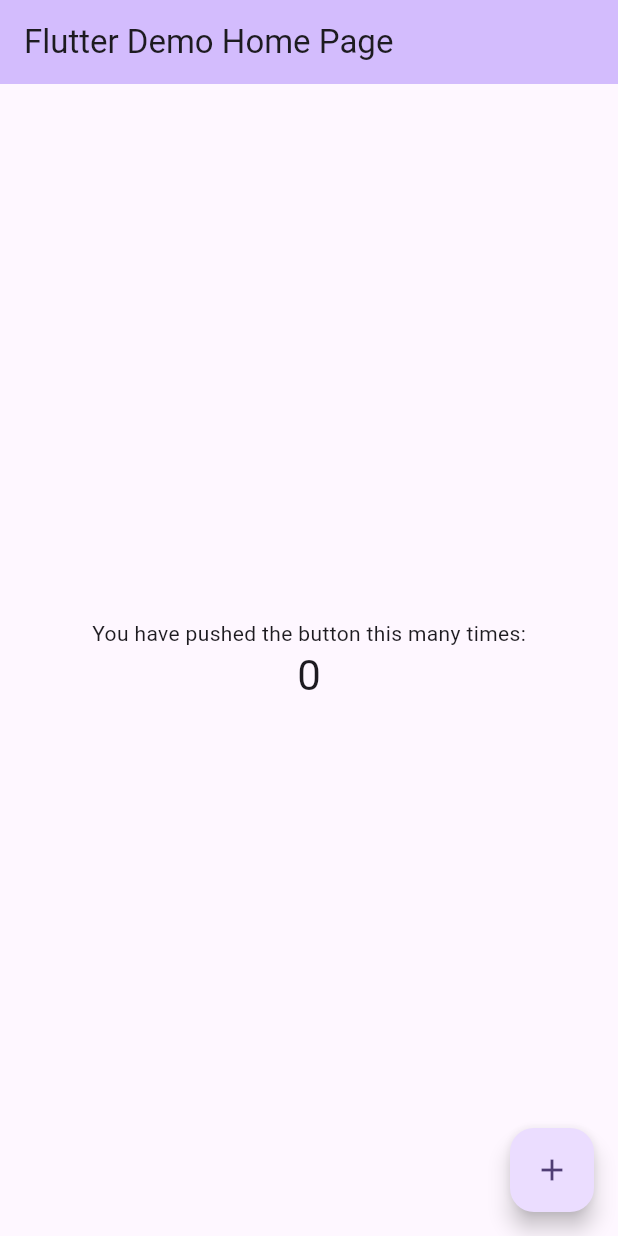
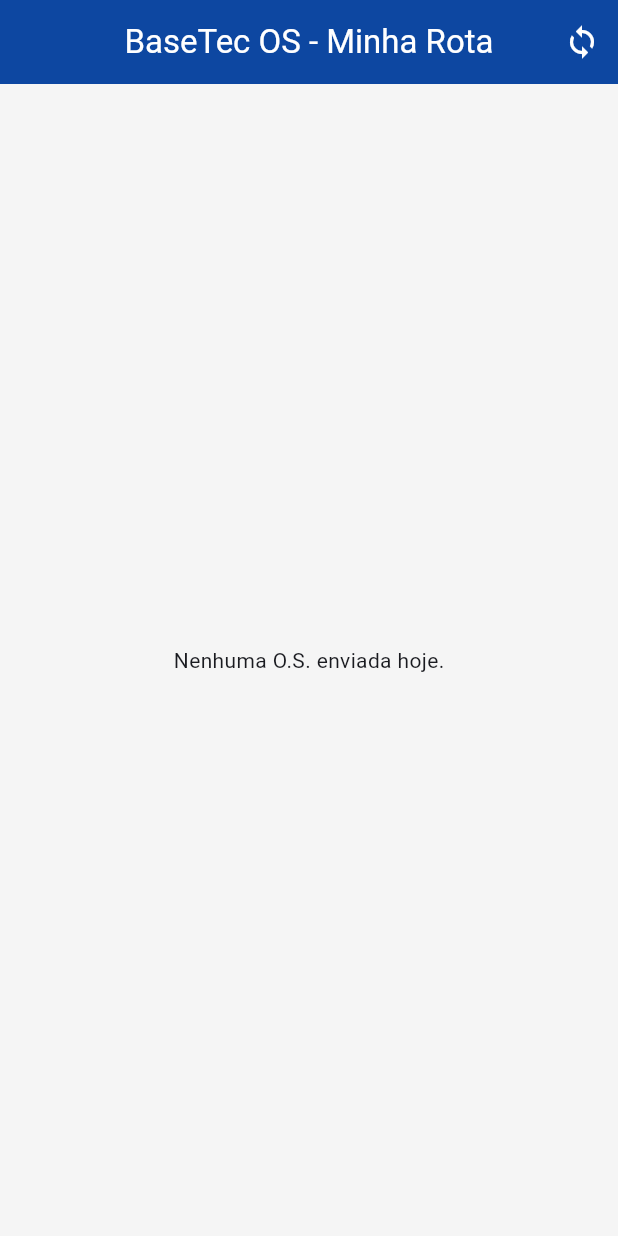
Before and after one commit to WelintonRicardo/BaseTec_Os, a Flutter app: the screen it shows after launch, on a phone screen of 412 x 824 dp. Run offline on Flutter 3.47's test engine with Material 3 defaults, Android fonts, the phone set to English and light mode, and no system bars; our stand-ins replace flutter_bloc, supabase_flutter; accounts and stored records are empty.

Commit message:
ui: implementacao visual do check-in e melhorias no card de OS

```diff
--- a/lib/compartilhado/tema_basetec.dart
+++ b/lib/compartilhado/tema_basetec.dart
@@ -0,0 +1,20 @@
+// lib/compartilhado/tema_basetec.dart
+import 'package:flutter/material.dart';
+
+class TemaBaseTec { // <-- Verifique se este nome está correto
+  static const Color azulPrincipal = Color(0xFF0D47A1);
+  static const Color fundoCinza = Color(0xFFF5F5F5);
+
+  static ThemeData get temaClaro {
+    return ThemeData(
+      useMaterial3: true,
+      colorSchemeSeed: azulPrincipal,
+      scaffoldBackgroundColor: fundoCinza,
+      appBarTheme: const AppBarTheme(
+        backgroundColor: azulPrincipal,
+        foregroundColor: Colors.white,
+        centerTitle: true,
+      ),
+    );
+  }
+}
--- a/lib/funcionalidades/ordens_servico/apresentacao/tela_lista_os.dart
+++ b/lib/funcionalidades/ordens_servico/apresentacao/tela_lista_os.dart
@@ -0,0 +1,91 @@
+import 'package:flutter/material.dart';
+import 'package:flutter_bloc/flutter_bloc.dart';
+import '../controle/controle_os_cubit.dart';
+import '../modelos/ordem_servico_modelo.dart';
+
+class TelaListaOS extends StatelessWidget {
+  const TelaListaOS({super.key});
+
+  @override
+  Widget build(BuildContext context) {
+    return Scaffold(
+      appBar: AppBar(
+        title: const Text('BaseTec OS - Minha Rota'),
+        actions: [
+          IconButton(
+            icon: const Icon(Icons.sync),
+            onPressed: () {
+              // No Real-time não precisa, mas deixamos para garantir
+            },
+          ),
+        ],
+      ),
+      body: BlocBuilder<ControleOSCubit, EstadoOS>(
+        builder: (context, estado) {
+          if (estado is EstadoOSCarregando) {
+            return const Center(child: CircularProgressIndicator());
+          }
+
+          if (estado is EstadoOSErro) {
+            return Center(child: Text(estado.mensagem));
+          }
+
+          if (estado is EstadoOSSucesso) {
+            final ordens = estado.listaOrdens;
+
+            if (ordens.isEmpty) {
+              return const Center(child: Text('Nenhuma O.S. enviada hoje.'));
+            }
+
+            return ListView.builder(
+              padding: const EdgeInsets.all(12),
+              itemCount: ordens.length,
+              itemBuilder: (context, index) {
+                final os = ordens[index];
+                return Card(
+                  elevation: 3,
+                  margin: const EdgeInsets.only(bottom: 12),
+                  child: ListTile(
+                    title: Text('O.S: ${os.numeroAssistencia}'),
+                    subtitle: Column(
+                      crossAxisAlignment: CrossAxisAlignment.start,
+                      children: [
+                        Text('Cliente: ${os.nomeSegurado}'),
+                        Text('Janela: ${os.janelaInicioAgendada.hour}:00 - ${os.janelaFimAgendada.hour}:00'),
+                      ],
+                    ),
+                    trailing: _buildBadgeStatus(os.status),
+                    onTap: () {
+                      // Próximo passo: Tela de detalhes (Check-in)
+                    },
+                  ),
+                );
+              },
+            );
+          }
+
+          return const SizedBox();
+        },
+      ),
+    );
+  }
+
+  // Widget para mostrar o status bonitinho
+  Widget _buildBadgeStatus(String status) {
+    Color cor = Colors.grey;
+    if (status == 'em_rota') cor = Colors.orange;
+    if (status == 'concluida') cor = Colors.green;
+
+    return Container(
+      padding: const EdgeInsets.symmetric(horizontal: 10, vertical: 4),
+      decoration: BoxDecoration(
+        color: cor,
+        borderRadius: BorderRadius.circular(20),
+      ),
+      child: Text(
+        status.toUpperCase(),
+        style: const TextStyle(color: Colors.white, fontSize: 10, fontWeight: FontWeight.bold),
+      ),
+    );
+  }
+}
--- a/lib/funcionalidades/ordens_servico/controle/controle_os_cubit.dart
+++ b/lib/funcionalidades/ordens_servico/controle/controle_os_cubit.dart
@@ -0,0 +1,45 @@
+import 'package:flutter_bloc/flutter_bloc.dart';
+import '../dados/repositorio_os.dart';
+import '../modelos/ordem_servico_modelo.dart';
+
+// Definição dos Estados
+abstract class EstadoOS {}
+class EstadoOSCarregando extends EstadoOS {}
+class EstadoOSSucesso extends EstadoOS {
+  final List<OrdemServicoModelo> listaOrdens;
+  EstadoOSSucesso(this.listaOrdens);
+}
+class EstadoOSErro extends EstadoOS {
+  final String mensagem;
+  EstadoOSErro(this.mensagem);
+}
+
+class ControleOSCubit extends Cubit<EstadoOS> {
+  final RepositorioOS _repositorio = RepositorioOS();
+
+  ControleOSCubit() : super(EstadoOSCarregando());
+
+  // Escuta as ordens em tempo real (Real-time)
+  void escutarOrdens(String tecnicoId, String empresaId) {
+    emit(EstadoOSCarregando());
+
+    // Aqui chamamos o 'streamOrdens' que definimos no RepositorioOS
+    _repositorio.streamOrdens(tecnicoId, empresaId).listen(
+      (novasOrdens) {
+        emit(EstadoOSSucesso(novasOrdens));
+      },
+      onError: (erro) {
+        emit(EstadoOSErro("Erro ao sincronizar dados: $erro"));
+      },
+    );
+  }
+
+  // Função para o técnico bater o ponto (Check-in/Out)
+  Future<void> mudarStatus(String osId, String novoStatus, Map<String, dynamic> dados) async {
+    try {
+      await _repositorio.atualizarStatusOS(osId, novoStatus, dados);
+    } catch (e) {
+      emit(EstadoOSErro("Não foi possível atualizar o status."));
+    }
+  }
+}
--- a/lib/funcionalidades/ordens_servico/modelos/ordem_servico_modelo.dart
+++ b/lib/funcionalidades/ordens_servico/modelos/ordem_servico_modelo.dart
@@ -0,0 +1,49 @@
+class OrdemServicoModelo {
+  final String id;
+  final String empresaId;
+  final String tecnicoId;
+  final String numeroAssistencia;
+  final String nomeSegurado;
+  final String status;
+  final DateTime janelaInicioAgendada;
+  final DateTime janelaFimAgendada;
+  final DateTime? horarioChegadaReal;
+  final DateTime? horarioSaidaReal;
+  final double? latitudeLocal;
+  final double? longitudeLocal;
+
+  OrdemServicoModelo({
+    required this.id,
+    required this.empresaId,
+    required this.tecnicoId,
+    required this.numeroAssistencia,
+    required this.nomeSegurado,
+    required this.status,
+    required this.janelaInicioAgendada,
+    required this.janelaFimAgendada,
+    this.horarioChegadaReal,
+    this.horarioSaidaReal,
+    this.latitudeLocal,
+    this.longitudeLocal,
+  });
+
+  // ESTA É A FUNÇÃO QUE ESTAVA FALTANDO
+  factory OrdemServicoModelo.fromMap(Map<String, dynamic> mapa) {
+    return OrdemServicoModelo(
+      id: mapa['id'].toString(),
+      empresaId: mapa['empresa_id'].toString(),
+      tecnicoId: mapa['tecnico_id'].toString(),
+      numeroAssistencia: mapa['numero_assistencia'] ?? '',
+      nomeSegurado: mapa['nome_segurado'] ?? '',
+      status: mapa['status'] ?? 'pendente',
+      janelaInicioAgendada: DateTime.parse(mapa['janela_inicio_agendada']),
+      janelaFimAgendada: DateTime.parse(mapa['janela_fim_agendada']),
+      horarioChegadaReal: mapa['horario_chegada_real'] != null
+          ? DateTime.parse(mapa['horario_chegada_real']) : null,
+      horarioSaidaReal: mapa['horario_saida_real'] != null
+          ? DateTime.parse(mapa['horario_saida_real']) : null,
+      latitudeLocal: mapa['latitude_local']?.toDouble(),
+      longitudeLocal: mapa['longitude_local']?.toDouble(),
+    );
+  }
+}
--- a/lib/main.dart
+++ b/lib/main.dart
@@ -1,121 +1,29 @@
 import 'package:flutter/material.dart';
+import 'package:flutter_bloc/flutter_bloc.dart';
+import 'funcionalidades/ordens_servico/controle/controle_os_cubit.dart';
+import 'funcionalidades/ordens_servico/apresentacao/tela_lista_os.dart';
+import 'compartilhado/tema_basetec.dart';
+
 
 void main() {
-  runApp(const MyApp());
+  runApp(const BaseTecApp());
 }
 
-class MyApp extends StatelessWidget {
-  const MyApp({super.key});
-
-  // This widget is the root of your application.
-  @override
-  Widget build(BuildContext context) {
-    return MaterialApp(
-      title: 'Flutter Demo',
-      theme: ThemeData(
-        // This is the theme of your application.
-        //
-        // TRY THIS: Try running your application with "flutter run". You'll see
-        // the application has a purple toolbar. Then, without quitting the app,
-        // try changing the seedColor in the colorScheme below to Colors.green
-        // and then invoke "hot reload" (save your changes or press the "hot
-        // reload" button in a Flutter-supported IDE, or press "r" if you used
-        // the command line to start the app).
-        //
-        // Notice that the counter didn't reset back to zero; the application
-        // state is not lost during the reload. To reset the state, use hot
-        // restart instead.
-        //
-        // This works for code too, not just values: Most code changes can be
-        // tested with just a hot reload.
-        colorScheme: .fromSeed(seedColor: Colors.deepPurple),
-      ),
-      home: const MyHomePage(title: 'Flutter Demo Home Page'),
-    );
-  }
-}
-
-class MyHomePage extends StatefulWidget {
-  const MyHomePage({super.key, required this.title});
-
-  // This widget is the home page of your application. It is stateful, meaning
-  // that it has a State object (defined below) that contains fields that affect
-  // how it looks.
-
-  // This class is the configuration for the state. It holds the values (in this
-  // case the title) provided by the parent (in this case the App widget) and
-  // used by the build method of the State. Fields in a Widget subclass are
-  // always marked "final".
-
-  final String title;
-
-  @override
-  State<MyHomePage> createState() => _MyHomePageState();
-}
-
-class _MyHomePageState extends State<MyHomePage> {
-  int _counter = 0;
-
-  void _incrementCounter() {
-    setState(() {
-      // This call to setState tells the Flutter framework that something has
-      // changed in this State, which causes it to rerun the build method below
-      // so that the display can reflect the updated values. If we changed
-      // _counter without calling setState(), then the build method would not be
-      // called again, and so nothing would appear to happen.
-      _counter++;
-    });
-  }
+class BaseTecApp extends StatelessWidget {
+  const BaseTecApp({super.key});
 
   @override
   Widget build(BuildContext context) {
-    // This method is rerun every time setState is called, for instance as done
-    // by the _incrementCounter method above.
-    //
-    // The Flutter framework has been optimized to make rerunning build methods
-    // fast, so that you can just rebuild anything that needs updating rather
-    // than having to individually change instances of widgets.
-    return Scaffold(
-      appBar: AppBar(
-        // TRY THIS: Try changing the color here to a specific color (to
-        // Colors.amber, perhaps?) and trigger a hot reload to see the AppBar
-        // change color while the other colors stay the same.
-        backgroundColor: Theme.of(context).colorScheme.inversePrimary,
-        // Here we take the value from the MyHomePage object that was created by
-        // the App.build method, and use it to set our appbar title.
-        title: Text(widget.title),
-      ),
-      body: Center(
-        // Center is a layout widget. It takes a single child and positions it
-        // in the middle of the parent.
-        child: Column(
-          // Column is also a layout widget. It takes a list of children and
-          // arranges them vertically. By default, it sizes itself to fit its
-          // children horizontally, and tries to be as tall as its parent.
-          //
-          // Column has various properties to control how it sizes itself and
-          // how it positions its children. Here we use mainAxisAlignment to
-          // center the children vertically; the main axis here is the vertical
-          // axis because Columns are vertical (the cross axis would be
-          // horizontal).
-          //
-          // TRY THIS: Invoke "debug painting" (choose the "Toggle Debug Paint"
-          // action in the IDE, or press "p" in the console), to see the
-          // wireframe for each widget.
-          mainAxisAlignment: .center,
-          children: [
-            const Text('You have pushed the button this many times:'),
-            Text(
-              '$_counter',
-              style: Theme.of(context).textTheme.headlineMedium,
-            ),
-          ],
+    return MultiBlocProvider(
+      providers: [
+        BlocProvider(
+          create: (context) => ControleOSCubit()..escutarOrdens('TECNICO_ID_TESTE', 'EMPRESA_ID_TESTE'),
         ),
-      ),
-      floatingActionButton: FloatingActionButton(
-        onPressed: _incrementCounter,
-        tooltip: 'Increment',
-        child: const Icon(Icons.add),
+      ],
+      child: MaterialApp(
+        title: 'BaseTec OS',
+        theme: TemaBaseTec.temaClaro,
+        home: const TelaListaOS(),
       ),
     );
   }
```
Also changed, not shown: lib/funcionalidades/ordens_servico/dados/repositorio_os.dart (+29 -0 lines), lib/arquitetura/servico_localizacao.dart (added).
